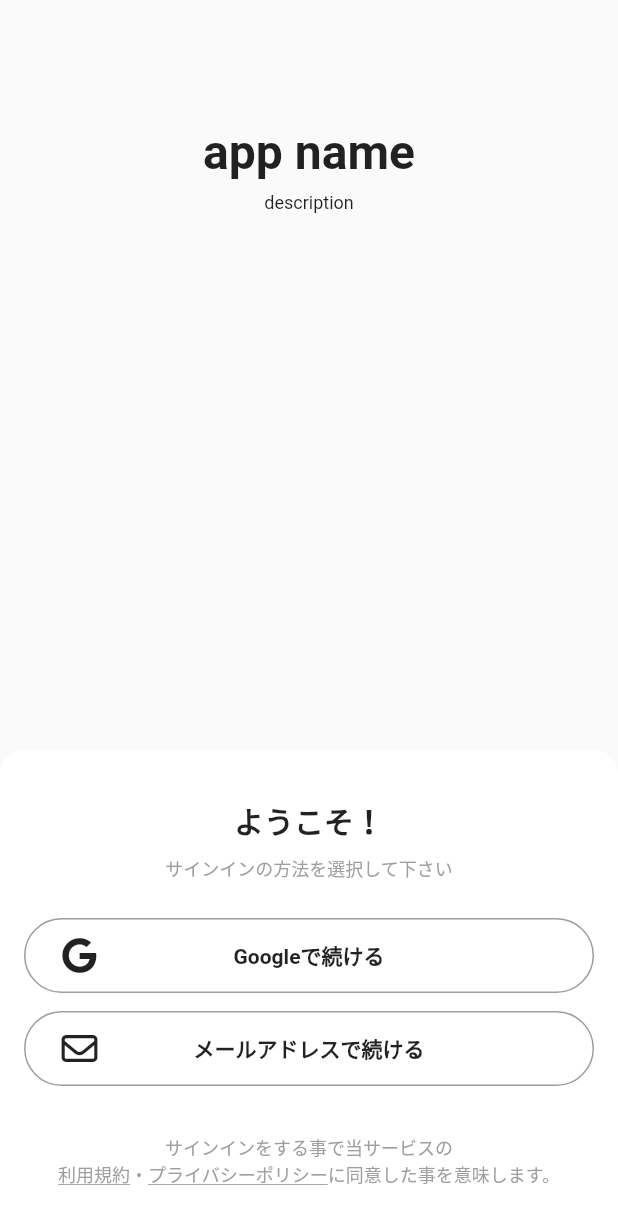
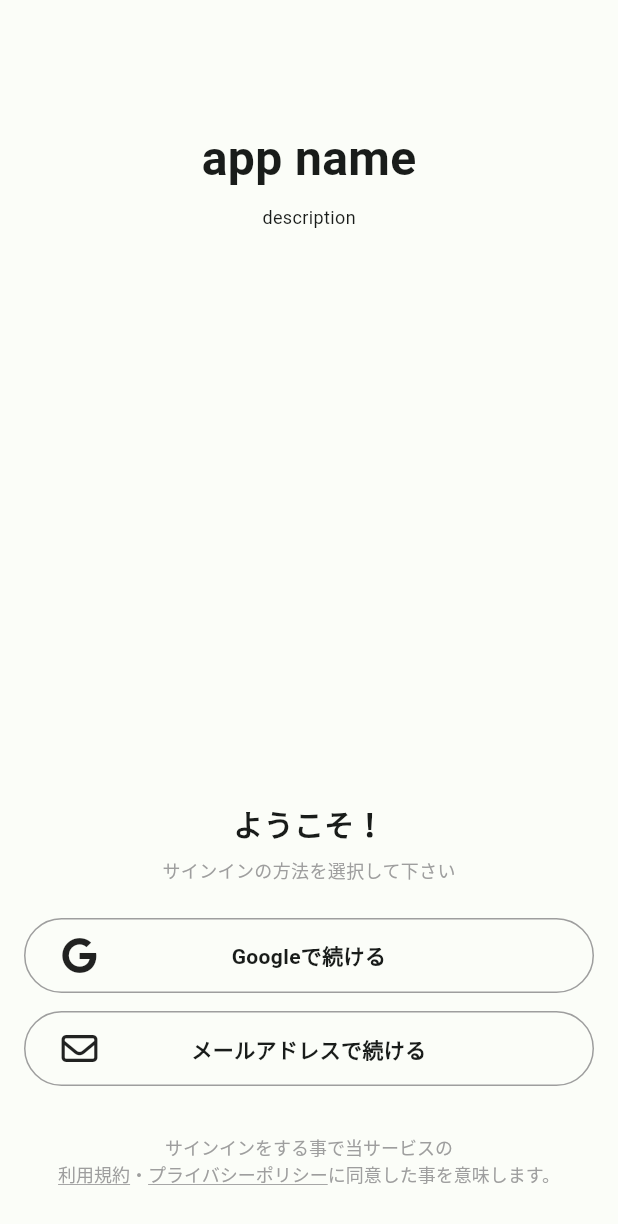
Before and after one commit to nobu74658/flutter_template, a Flutter app: the screen it shows after launch, on a phone screen of 412 x 824 dp. Shown: the top 1224 px of the screen. Run offline on Flutter 3.47's test engine with Material 3 defaults, Android fonts, the phone set to English and light mode, and no system bars; our stand-ins replace cloud_firestore, device_preview, firebase_auth, firebase_core, firebase_storage, flutter_riverpod and 6 more; accounts and stored records are empty; generated files the repository leaves out were written again; Roboto replaces fonts that are missing (Regular); project files that could hold a hidden picture were left out.

Commit message:
マテリアルデザインを修正

```diff
--- a/lib/features/auth/screens/myapp/view.dart
+++ b/lib/features/auth/screens/myapp/view.dart
@@ -4,6 +4,7 @@ import 'package:app/features/auth/screens/myapp/view_model.dart';
 import 'package:app/features/auth/screens/sign_up/view.dart';
 import 'package:app/primary/other/when_error_widget.dart';
 import 'package:app/providers/firebase_provider.dart';
+import 'package:app/utils/color_schemes.g.dart';
 import 'package:app/utils/theme.dart';
 import 'package:device_preview/device_preview.dart';
 import 'package:flutter/material.dart';
@@ -27,7 +28,7 @@ class MyApp extends ConsumerWidget {
               /// 認証前
               if (!isLogin) {
                 return MaterialApp(
-                  theme: ThemeData(useMaterial3: false),
+                  theme: getAppTheme(lightColorScheme),
                   locale: DevicePreview.locale(context),
                   builder: DevicePreview.appBuilder,
                   home: const SignUpScreen(),
@@ -35,7 +36,7 @@ class MyApp extends ConsumerWidget {
               }
 
               return MaterialApp(
-                theme: getAppTheme(),
+                theme: getAppTheme(lightColorScheme),
                 locale: DevicePreview.locale(context),
                 builder: DevicePreview.appBuilder,
                 home: const EntranceScreen(),
--- a/lib/primary/other/show_dialog.dart
+++ b/lib/primary/other/show_dialog.dart
@@ -197,7 +197,6 @@ class SD {
         showModalBottomSheet(
           barrierColor: barrierColor,
           context: context,
-          backgroundColor: Colors.white,
           shape: RoundedRectangleBorder(
             borderRadius: BorderRadius.vertical(
               top: Radius.circular(circularRadius),
--- a/lib/utils/theme.dart
+++ b/lib/utils/theme.dart
@@ -1,28 +1,7 @@
 import 'package:flutter/material.dart';
 
-ThemeData getAppTheme() => ThemeData(
-      scaffoldBackgroundColor: Colors.white,
-      brightness: Brightness.light,
+ThemeData getAppTheme(ColorScheme colorScheme) => ThemeData(
+      useMaterial3: true,
+      colorScheme: colorScheme,
       fontFamily: 'Regular',
-      textTheme: const TextTheme(
-        displayMedium: TextStyle(
-          fontSize: 14,
-          color: Colors.black,
-        ),
-      ),
-      appBarTheme: const AppBarTheme(
-        centerTitle: true,
-        backgroundColor: Colors.white,
-        elevation: 1,
-        shadowColor: Colors.white,
-        titleTextStyle: TextStyle(
-          fontSize: 18,
-          fontWeight: FontWeight.bold,
-          color: Colors.black,
-        ),
-        iconTheme: IconThemeData(
-          color: Colors.black,
-          size: 20,
-        ),
-      ),
     );
```
